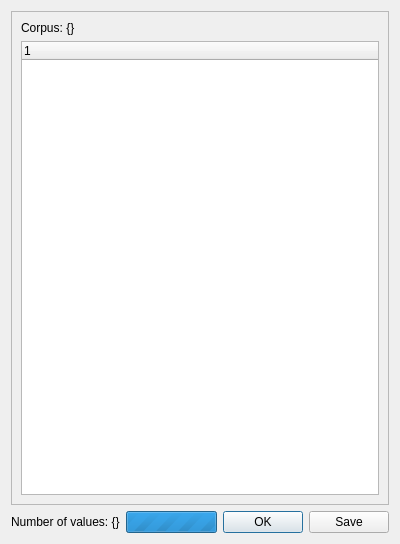
This is coquery/gui/uniqueViewer.ui in gkunter/coquery as Qt 5 draws it before an edit. The edited form follows.
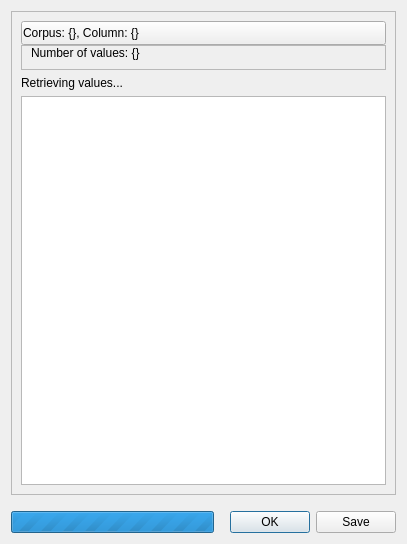
This is the edited form.

```diff
--- a/coquery/gui/uniqueViewer.ui
+++ b/coquery/gui/uniqueViewer.ui
@@ -6,7 +6,7 @@
    <rect>
     <x>0</x>
     <y>0</y>
-    <width>385</width>
+    <width>407</width>
     <height>544</height>
    </rect>
   </property>
@@ -14,6 +14,9 @@
    <string>View unique values – Coquery</string>
   </property>
   <layout class="QVBoxLayout" name="verticalLayout_2">
+   <property name="spacing">
+    <number>16</number>
+   </property>
    <item>
     <widget class="QFrame" name="frame">
      <property name="frameShape">
@@ -22,23 +25,68 @@
      <property name="frameShadow">
       <enum>QFrame::Raised</enum>
      </property>
-     <layout class="QVBoxLayout" name="verticalLayout">
+     <layout class="QVBoxLayout" name="verticalLayout" stretch="0,0,1">
       <item>
-       <widget class="QLabel" name="label">
-        <property name="sizePolicy">
-         <sizepolicy hsizetype="Preferred" vsizetype="Minimum">
-          <horstretch>0</horstretch>
-          <verstretch>0</verstretch>
-         </sizepolicy>
+       <layout class="QVBoxLayout" name="verticalLayout_3" stretch="0,0">
+        <property name="spacing">
+         <number>0</number>
         </property>
+        <item>
+         <widget class="QPushButton" name="button_details">
+          <property name="styleSheet">
+           <string notr="true">text-align: left; padding: 4px; padding-left: 1px;</string>
+          </property>
+          <property name="text">
+           <string>Corpus: {}, Column: {}</string>
+          </property>
+          <property name="flat">
+           <bool>false</bool>
+          </property>
+         </widget>
+        </item>
+        <item>
+         <widget class="QFrame" name="frame_details">
+          <property name="sizePolicy">
+           <sizepolicy hsizetype="Preferred" vsizetype="Minimum">
+            <horstretch>0</horstretch>
+            <verstretch>0</verstretch>
+           </sizepolicy>
+          </property>
+          <property name="frameShape">
+           <enum>QFrame::StyledPanel</enum>
+          </property>
+          <property name="frameShadow">
+           <enum>QFrame::Sunken</enum>
+          </property>
+          <layout class="QFormLayout" name="form_information">
+           <property name="fieldGrowthPolicy">
+            <enum>QFormLayout::ExpandingFieldsGrow</enum>
+           </property>
+           <property name="rowWrapPolicy">
+            <enum>QFormLayout::WrapLongRows</enum>
+           </property>
+           <property name="horizontalSpacing">
+            <number>10</number>
+           </property>
+           <property name="topMargin">
+            <number>0</number>
+           </property>
+           <item row="0" column="0">
+            <widget class="QLabel" name="label">
+             <property name="text">
+              <string>Number of values: {}</string>
+             </property>
+            </widget>
+           </item>
+          </layout>
+         </widget>
+        </item>
+       </layout>
+      </item>
+      <item>
+       <widget class="QLabel" name="label_inform">
         <property name="text">
-         <string>&lt;html&gt;&lt;head/&gt;&lt;body&gt;&lt;p&gt;Corpus: {}&lt;/p&gt;&lt;/body&gt;&lt;/html&gt;</string>
-        </property>
-        <property name="alignment">
-         <set>Qt::AlignLeading|Qt::AlignLeft|Qt::AlignTop</set>
-        </property>
-        <property name="wordWrap">
-         <bool>true</bool>
+         <string>Retrieving values...</string>
         </property>
        </widget>
       </item>
@@ -56,6 +104,9 @@
         <property name="expandsOnDoubleClick">
          <bool>false</bool>
         </property>
+        <attribute name="headerVisible">
+         <bool>false</bool>
+        </attribute>
         <attribute name="headerShowSortIndicator" stdset="0">
          <bool>false</bool>
         </attribute>
@@ -70,14 +121,10 @@
     </widget>
    </item>
    <item>
-    <layout class="QHBoxLayout" name="horizontalLayout">
-     <item>
-      <widget class="QLabel" name="label_2">
-       <property name="text">
-        <string>Number of values: {}</string>
-       </property>
-      </widget>
-     </item>
+    <layout class="QHBoxLayout" name="horizontalLayout" stretch="1,0">
+     <property name="spacing">
+      <number>16</number>
+     </property>
      <item>
       <widget class="QProgressBar" name="progress_bar">
        <property name="maximum">
@@ -88,19 +135,6 @@
        </property>
       </widget>
      </item>
-     <item>
-      <spacer name="horizontalSpacer">
-       <property name="orientation">
-        <enum>Qt::Horizontal</enum>
-       </property>
-       <property name="sizeHint" stdset="0">
-        <size>
-         <width>40</width>
-         <height>20</height>
-        </size>
-       </property>
-      </spacer>
-     </item>
      <item>
       <widget class="QDialogButtonBox" name="buttonBox">
        <property name="standardButtons">
```
